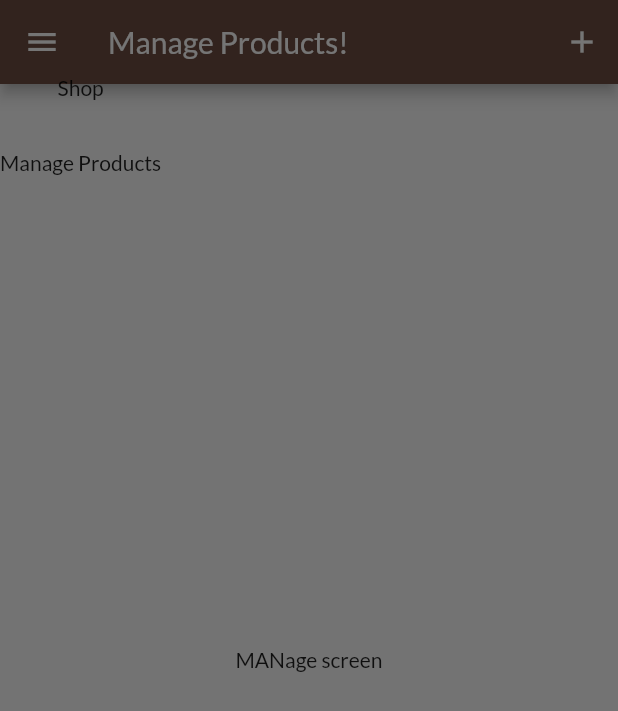
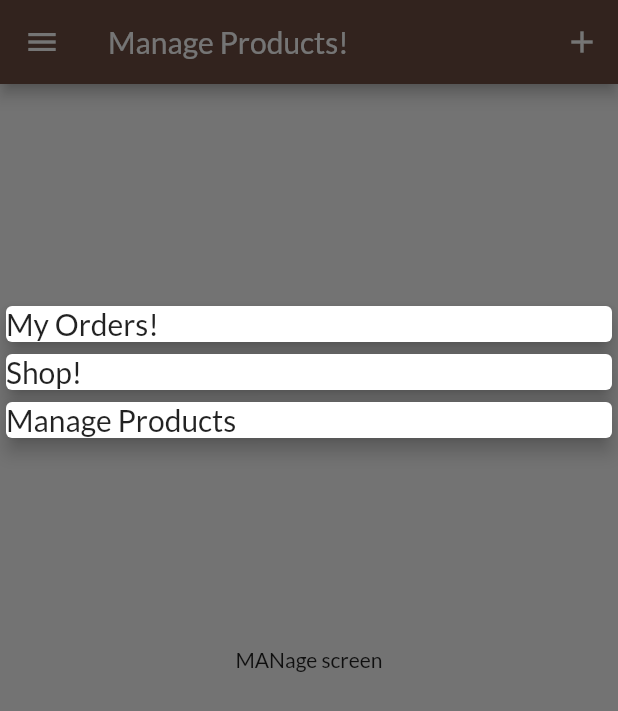
Before and after one commit to bansalji02/shop_app, a Flutter app: the ManageProductsScreen screen opened by its route, with the side drawer open, on a phone screen of 412 x 824 dp. Shown: the top 711 px of the screen. Run offline on Flutter 3.47's test engine with Material 2 defaults, Android fonts, the phone set to English and light mode, and no system bars; network calls fail.

Commit message:
changed the app drawer

```diff
--- a/lib/screens/product_overview_screen.dart
+++ b/lib/screens/product_overview_screen.dart
@@ -2,6 +2,7 @@ import 'package:flutter/material.dart';
 import 'package:flutter_complete_guide/providers/cart.dart';
 import 'package:flutter_complete_guide/screens/cart_screen.dart';
 import 'package:flutter_complete_guide/screens/orders_screen.dart';
+import 'package:flutter_complete_guide/widget/app_drawer.dart';
 import 'package:flutter_complete_guide/widget/badge.dart';
 import 'package:flutter_complete_guide/widget/products_grid.dart';
 import 'package:provider/provider.dart';
@@ -28,7 +29,9 @@ class _ProductOverViewScreenState extends State<ProductOverViewScreen> {
     return Scaffold(
 
       //adding a drawer in the app
-      drawer: Drawer(
+      drawer: Drawer(child: AppDrawer(),),
+
+      /* Drawer(
         child: Container(
           padding: EdgeInsets.only(top: 200),
           child: GestureDetector(
@@ -38,7 +41,7 @@ class _ProductOverViewScreenState extends State<ProductOverViewScreen> {
             },
           ),
         ),
-      ),
+      ),*/
       appBar: AppBar(
         title: Text('My Shop'),
         actions: [
--- a/lib/widget/app_drawer.dart
+++ b/lib/widget/app_drawer.dart
@@ -6,7 +6,72 @@ import '../screens/orders_screen.dart';
 class AppDrawer extends StatelessWidget {
   @override
   Widget build(BuildContext context) {
-    return Column(children: [
+    return Container(
+      child: Column(
+        children: [
+          SizedBox(
+            height: 200,
+          ),
+          GestureDetector(
+            child: Container(
+              width: double.infinity,
+              child: Card(
+                elevation: 5,
+                child: Text('My Orders!',
+                style: TextStyle(
+                  fontSize: 20
+                ),),
+              ),
+            ),
+            onTap: (){
+              Navigator.of(context).pushNamed(OrderScreen.routeName);
+            },
+          ),
+          GestureDetector(
+            child: Container(
+              width: double.infinity,
+              child: Card(
+                elevation: 5,
+                child: Text('Shop!',
+                  style: TextStyle(
+                      fontSize: 20
+                  ),),
+              ),
+            ),
+            onTap: (){
+              Navigator.of(context).pushNamed(ProductOverViewScreen.routeName);
+            },
+          ),
+          GestureDetector(
+            child: Container(
+              width: double.infinity,
+              child: Card(
+                elevation: 5,
+                child: Text('Manage Products',
+                  style: TextStyle(
+                      fontSize: 20
+                  ),),
+              ),
+            ),
+            onTap: (){
+              Navigator.of(context).pushNamed(ManageProductsScreen.routename);
+            },
+          )
+
+        ],
+      ),
+
+    );
+
+  }
+}
+
+
+
+ /*    Container(
+       child: Column(
+
+          children: [
          Container(
            height: 50,
            padding: EdgeInsets.only(top: 200),
@@ -35,6 +100,8 @@ class AppDrawer extends StatelessWidget {
             },
           ),
         )
-    ]);
+    ]),
+     );
   }
 }
+*/
```
Lines whose indentation alone changed are shown as unchanged.
